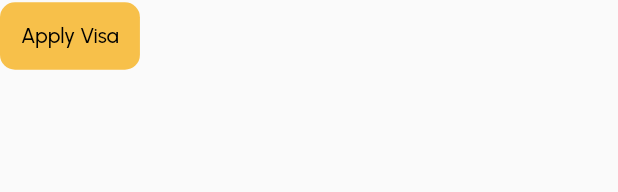
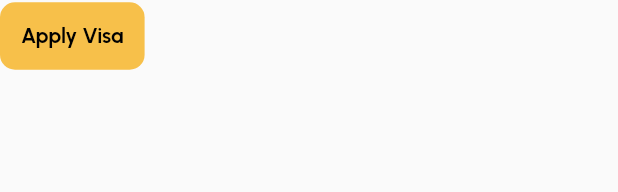
Before and after one commit to Team-SegFault/GoSL, a Flutter app: the AppButton widget shown alone on an empty page, opened directly, on a phone screen of 412 x 824 dp. Shown: the top 192 px of the screen. Run offline on Flutter 3.47's test engine with Material 3 defaults, Android fonts, the phone set to English and light mode, and no system bars; our stand-ins replace easy_stepper, flutter_form_builder, flutter_svg, gap, get, google_fonts and 2 more; missing offline and left inert: dart:ffi.

Commit message:
updated button text and overflow issue

```diff
--- a/Frontend/lib/components/button.dart
+++ b/Frontend/lib/components/button.dart
@@ -22,7 +22,8 @@ class AppButton extends StatelessWidget {
           borderRadius: BorderRadius.circular(10),
         ),
       ),
-      child: Text(text, style: TextStyle(color: Colors.black)),
+      child: Text(text,
+          style: const TextStyle(color: Colors.black, fontWeight: FontWeight.bold)),
     );
   }
 }
--- a/Frontend/lib/views/visa_application/screen.dart
+++ b/Frontend/lib/views/visa_application/screen.dart
@@ -10,6 +10,7 @@ class VisaApplicationPage extends StatelessWidget{
   @override
   Widget build(BuildContext context) {
     return Scaffold(
+      resizeToAvoidBottomInset: false,
       appBar: AppBar(
         title: const Text('Visa Application'),
       ),
```
Also changed, not shown: Frontend/lib/views/visa_application/personal_info_form.dart (+7 -5 lines).
